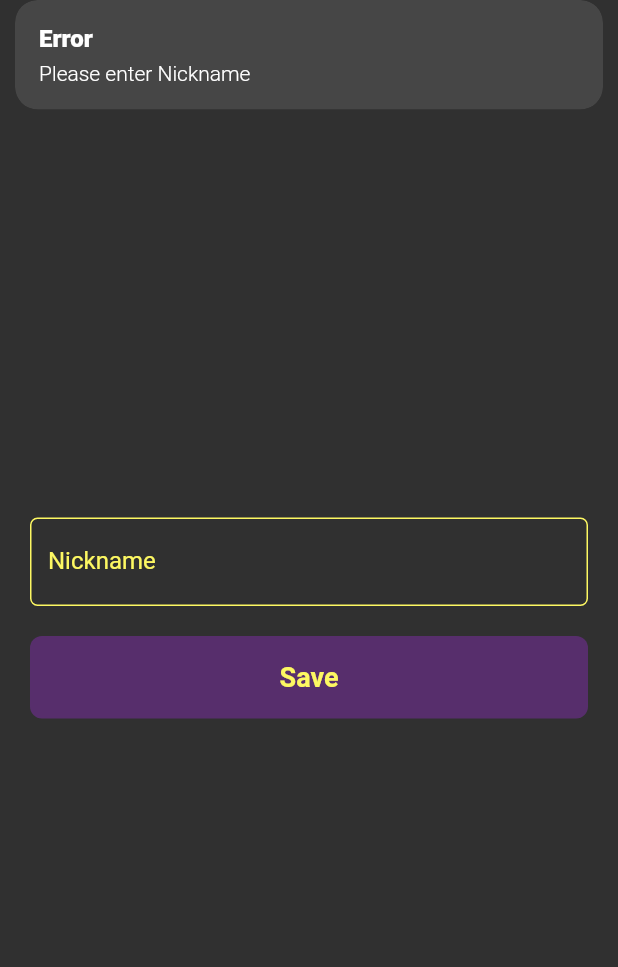
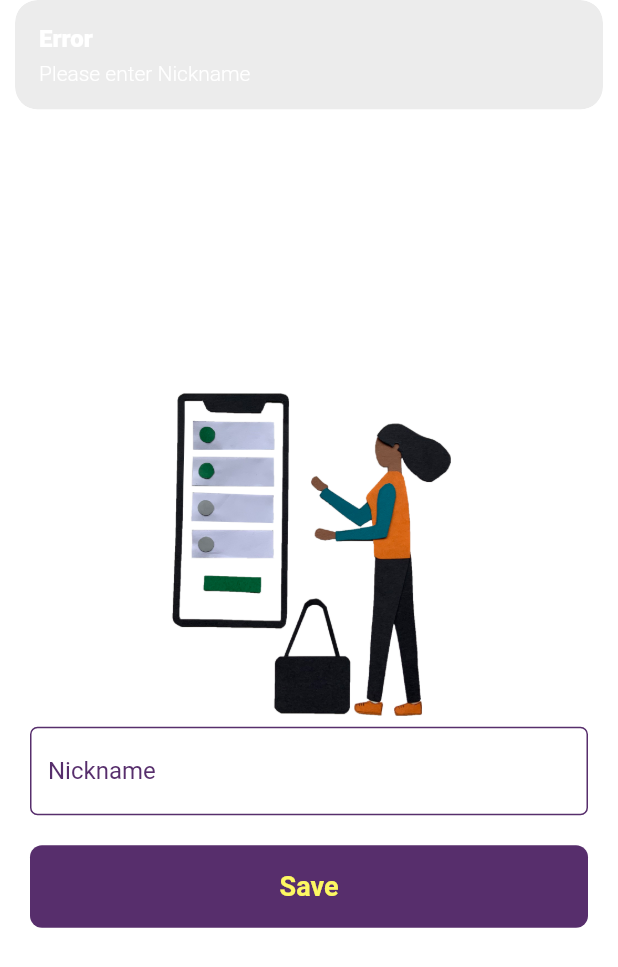
Before and after one commit to balamurugesan1/Todos, a Flutter app: the screen it shows after launch, after a tap on "Save", on a phone screen of 412 x 824 dp. Shown: the top 967 px of the screen. Run offline on Flutter 3.47's test engine with Material 2 defaults, Android fonts, the light colour scheme and no system bars; our stand-ins replace get, get_storage, sqflite, toast; accounts and stored records are empty; Roboto replaces fonts that are missing (Poppins).

Commit message:
2nd version production

```diff
--- a/lib/main.dart
+++ b/lib/main.dart
@@ -76,7 +76,7 @@ class _InitialScreenState extends State<InitialScreen> {
 
   void loginCheck() {
     userLoggedInStatus.read("isLogged")
-        ? Get.offAll(HomePage())
-        : Get.offAll(WelcomeScreen());
+        ? Get.to(HomePage())
+        : Get.to(WelcomeScreen());
   }
 }
--- a/lib/screens/TodoList.dart
+++ b/lib/screens/TodoList.dart
@@ -54,7 +54,8 @@ class _TodoListState extends State<TodoList> {
                 return todoProvider.todoListItems.isEmpty
                     ? Center(
                         child: Text('Add your Todo',
-                            style: AppTextStyle.boldStyle(fontSize: 30)))
+                            style: AppTextStyle.boldStyle(fontSize: 30)),
+                      )
                     : ListView.builder(
                         physics: NeverScrollableScrollPhysics(),
                         shrinkWrap: true,
--- a/lib/screens/WelcomeScreen.dart
+++ b/lib/screens/WelcomeScreen.dart
@@ -17,7 +17,6 @@ class _WelcomeScreenState extends State<WelcomeScreen> {
   Widget build(BuildContext context) {
     final nickNameController = TextEditingController();
     final nickData = GetStorage();
-    //final _formKey = GlobalKey<FormState>();
 
     void getNickName() {
       String nickName = nickNameController.text;
@@ -25,13 +24,14 @@ class _WelcomeScreenState extends State<WelcomeScreen> {
         print('successful');
         nickData.write('isLogged', true);
         nickData.write('nickname', nickName);
-          Get.offAll(HomePage());
+        Get.to(() => HomePage());
       } else {
         Get.snackbar("Error", "Please enter Nickname");
       }
     }
 
     return Scaffold(
+      backgroundColor: Colors.white,
       body: SafeArea(
           child: Center(
         child: Form(
@@ -43,22 +43,24 @@ class _WelcomeScreenState extends State<WelcomeScreen> {
               children: [
                 Column(
                   children: [
+                    Image.asset("assets/images/welcome-screen.png"),
                     TextField(
-                      cursorColor: AppColors.lightBlueColor,
+                      style: TextStyle(color: AppColors.primaryColor),
+                      cursorColor: AppColors.primaryColor,
                       controller: nickNameController,
                       keyboardType: TextInputType.name,
                       decoration: InputDecoration(
-                        labelStyle: TextStyle(color: AppColors.lightBlueColor),
+                        labelStyle: TextStyle(color: AppColors.primaryColor),
                         disabledBorder: OutlineInputBorder(
                             borderRadius:
                                 BorderRadius.all(Radius.circular(5.0)),
                             borderSide:
-                                BorderSide(color: AppColors.lightBlueColor)),
+                                BorderSide(color: AppColors.primaryColor)),
                         enabledBorder: OutlineInputBorder(
                             borderRadius:
                                 BorderRadius.all(Radius.circular(5.0)),
                             borderSide:
-                                BorderSide(color: AppColors.lightBlueColor)),
+                                BorderSide(color: AppColors.primaryColor)),
                         labelText: 'Nickname',
                       ),
                     ),
@@ -66,6 +68,7 @@ class _WelcomeScreenState extends State<WelcomeScreen> {
                     GestureDetector(
                       onTap: () {
                         getNickName();
+                        print("object");
                       },
                       child: Container(
                         height: 55,
```
Also changed, not shown: lib/screens/HomePage.dart (+77 -57 lines), pubspec.yaml (+4 -4 lines), assets/images/welcome-screen.png (added). Lines whose indentation alone changed are shown as unchanged.
